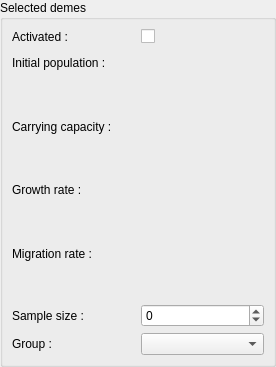
The window that gui/DemesParamWidget.ui (TheFakeCake/SELECTOR-GUI) describes before a commit, drawn with Qt 5.
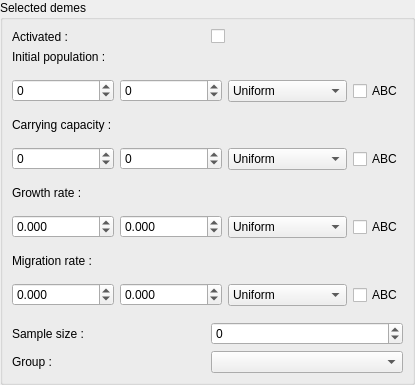
The same window after the commit. The open tabs and pages were chosen to show the change. Custom widgets are drawn as their Qt base class.

Commit message:
Refactor ABCInterval class and ABCIntervalIntWidget class. Add VaryingABCIntervalIntWidget class but it's not integrated yet. Partial refactoring of DemesParamWidget (only for the Initial pop. param). Remove status bar from main window.
TODO : Integrate VaryingABVIntervalIntWidget. Do the same refactoring for the ABCIntervalDoubleWidget.

The edit to the form file:
```diff
--- a/gui/DemesParamWidget.ui
+++ b/gui/DemesParamWidget.ui
@@ -6,8 +6,8 @@
    <rect>
     <x>0</x>
     <y>0</y>
-    <width>276</width>
-    <height>367</height>
+    <width>415</width>
+    <height>385</height>
    </rect>
   </property>
   <property name="windowTitle">
@@ -38,6 +38,130 @@
       <string>Selected demes</string>
      </property>
      <layout class="QGridLayout" name="gridLayout">
+      <item row="8" column="0" colspan="2">
+       <layout class="QHBoxLayout" name="horizontalLayout_3">
+        <item>
+         <widget class="QStackedWidget" name="growthRateStackedWidget">
+          <property name="currentIndex">
+           <number>0</number>
+          </property>
+          <widget class="QWidget" name="singleValuePage_3">
+           <layout class="QHBoxLayout" name="horizontalLayout_4">
+            <property name="leftMargin">
+             <number>0</number>
+            </property>
+            <property name="topMargin">
+             <number>0</number>
+            </property>
+            <property name="rightMargin">
+             <number>0</number>
+            </property>
+            <property name="bottomMargin">
+             <number>0</number>
+            </property>
+            <item>
+             <widget class="QDoubleSpinBox" name="growthRateSingleValue">
+              <property name="specialValueText">
+               <string>Varying</string>
+              </property>
+              <property name="decimals">
+               <number>3</number>
+              </property>
+              <property name="minimum">
+               <double>-0.001000000000000</double>
+              </property>
+              <property name="singleStep">
+               <double>0.050000000000000</double>
+              </property>
+             </widget>
+            </item>
+           </layout>
+          </widget>
+          <widget class="QWidget" name="intervalPage_3">
+           <layout class="QHBoxLayout" name="horizontalLayout_7">
+            <property name="leftMargin">
+             <number>0</number>
+            </property>
+            <property name="topMargin">
+             <number>0</number>
+            </property>
+            <property name="rightMargin">
+             <number>0</number>
+            </property>
+            <property name="bottomMargin">
+             <number>0</number>
+            </property>
+            <item>
+             <widget class="QDoubleSpinBox" name="growthRateMinValue">
+              <property name="specialValueText">
+               <string>Varying</string>
+              </property>
+              <property name="decimals">
+               <number>3</number>
+              </property>
+              <property name="minimum">
+               <double>-0.001000000000000</double>
+              </property>
+              <property name="singleStep">
+               <double>0.050000000000000</double>
+              </property>
+             </widget>
+            </item>
+            <item>
+             <widget class="QDoubleSpinBox" name="growthRateMaxValue">
+              <property name="specialValueText">
+               <string>Varying</string>
+              </property>
+              <property name="decimals">
+               <number>3</number>
+              </property>
+              <property name="minimum">
+               <double>-0.001000000000000</double>
+              </property>
+              <property name="singleStep">
+               <double>0.050000000000000</double>
+              </property>
+             </widget>
+            </item>
+            <item>
+             <widget class="QComboBox" name="growthRateDistribution">
+              <item>
+               <property name="text">
+                <string>Uniform</string>
+               </property>
+              </item>
+              <item>
+               <property name="text">
+                <string>Log uniform</string>
+               </property>
+              </item>
+              <item>
+               <property name="text">
+                <string>Uniform discrete</string>
+               </property>
+              </item>
+             </widget>
+            </item>
+           </layout>
+          </widget>
+         </widget>
+        </item>
+        <item>
+         <widget class="QCheckBox" name="growthRateCheckbox">
+          <property name="text">
+           <string>ABC</string>
+          </property>
+         </widget>
+        </item>
+       </layout>
+      </item>
+      <item row="9" column="0">
+       <widget class="QLabel" name="migrationRateLabel">
+        <property name="text">
+         <string>Migration rate :</string>
+        </property>
+       </widget>
+      </item>
       <item row="0" column="0">
        <widget class="QLabel" name="activatedLabel">
         <property name="text">
@@ -45,27 +169,6 @@
         </property>
        </widget>
       </item>
-      <item row="3" column="0">
-       <widget class="QLabel" name="carryingCapacityLabel">
-        <property name="text">
-         <string>Carrying capacity :</string>
-        </property>
-       </widget>
-      </item>
-      <item row="5" column="0">
-       <widget class="QLabel" name="growthRateLabel">
-        <property name="text">
-         <string>Growth rate :</string>
-        </property>
-       </widget>
-      </item>
-      <item row="10" column="0">
-       <widget class="QLabel" name="groupLabel">
-        <property name="text">
-         <string>Group :</string>
-        </property>
-       </widget>
-      </item>
       <item row="0" column="1">
        <widget class="QCheckBox" name="activatedCheckBox">
         <property name="tristate">
@@ -74,19 +177,222 @@
        </widget>
       </item>
       <item row="4" column="0" colspan="2">
-       <widget class="ABCIntervalIntWidget" name="carryingCapacityABC" native="true"/>
+       <layout class="QHBoxLayout" name="horizontalLayout">
+        <item>
+         <widget class="QStackedWidget" name="initialPopulationStackedWidget">
+          <property name="currentIndex">
+           <number>1</number>
+          </property>
+          <widget class="QWidget" name="singleValuePage">
+           <layout class="QHBoxLayout" name="horizontalLayout_5">
+            <property name="leftMargin">
+             <number>0</number>
+            </property>
+            <property name="topMargin">
+             <number>0</number>
+            </property>
+            <property name="rightMargin">
+             <number>0</number>
+            </property>
+            <property name="bottomMargin">
+             <number>0</number>
+            </property>
+            <item>
+             <widget class="QSpinBox" name="initialPopulationSingleValue">
+              <property name="specialValueText">
+               <string>Varying</string>
+              </property>
+              <property name="minimum">
+               <number>-1</number>
+              </property>
+              <property name="maximum">
+               <number>999999999</number>
+              </property>
+             </widget>
+            </item>
+           </layout>
+          </widget>
+          <widget class="QWidget" name="intervalPage">
+           <layout class="QHBoxLayout" name="horizontalLayout_6">
+            <property name="leftMargin">
+             <number>0</number>
+            </property>
+            <property name="topMargin">
+             <number>0</number>
+            </property>
+            <property name="rightMargin">
+             <number>0</number>
+            </property>
+            <property name="bottomMargin">
+             <number>0</number>
+            </property>
+            <item>
+             <widget class="QSpinBox" name="initialPopulationMinValue">
+              <property name="specialValueText">
+               <string>Varying</string>
+              </property>
+              <property name="minimum">
+               <number>-1</number>
+              </property>
+              <property name="maximum">
+               <number>999999999</number>
+              </property>
+             </widget>
+            </item>
+            <item>
+             <widget class="QSpinBox" name="initialPopulationMaxValue">
+              <property name="specialValueText">
+               <string>Varying</string>
+              </property>
+              <property name="minimum">
+               <number>-1</number>
+              </property>
+              <property name="maximum">
+               <number>999999999</number>
+              </property>
+             </widget>
+            </item>
+            <item>
+             <widget class="QComboBox" name="initialPopulationDistribution">
+              <item>
+               <property name="text">
+                <string>Uniform</string>
+               </property>
+              </item>
+              <item>
+               <property name="text">
+                <string>Log uniform</string>
+               </property>
+              </item>
+              <item>
+               <property name="text">
+                <string>Uniform discrete</string>
+               </property>
+              </item>
+             </widget>
+            </item>
+           </layout>
+          </widget>
+         </widget>
+        </item>
+        <item>
+         <widget class="QCheckBox" name="initialPopulationCheckbox">
+          <property name="text">
+           <string>ABC</string>
+          </property>
+         </widget>
+        </item>
+       </layout>
       </item>
-      <item row="9" column="0">
-       <widget class="QLabel" name="sampleSizeLabel">
-        <property name="text">
-         <string>Sample size :</string>
-        </property>
-       </widget>
+      <item row="6" column="0" colspan="2">
+       <layout class="QHBoxLayout" name="horizontalLayout_2">
+        <item>
+         <widget class="QStackedWidget" name="carryingCapacityStackedWidget">
+          <property name="currentIndex">
+           <number>0</number>
+          </property>
+          <widget class="QWidget" name="singleValuePage_2">
+           <layout class="QHBoxLayout" name="horizontalLayout_8">
+            <property name="leftMargin">
+             <number>0</number>
+            </property>
+            <property name="topMargin">
+             <number>0</number>
+            </property>
+            <property name="rightMargin">
+             <number>0</number>
+            </property>
+            <property name="bottomMargin">
+             <number>0</number>
+            </property>
+            <item>
+             <widget class="QSpinBox" name="carryingCapacitySingleValue">
+              <property name="specialValueText">
+               <string>Varying</string>
+              </property>
+              <property name="minimum">
+               <number>-1</number>
+              </property>
+              <property name="maximum">
+               <number>999999999</number>
+              </property>
+             </widget>
+            </item>
+           </layout>
+          </widget>
+          <widget class="QWidget" name="intervalPage_2">
+           <layout class="QHBoxLayout" name="horizontalLayout_9">
+            <property name="leftMargin">
+             <number>0</number>
+            </property>
+            <property name="topMargin">
+             <number>0</number>
+            </property>
+            <property name="rightMargin">
+             <number>0</number>
+            </property>
+            <property name="bottomMargin">
+             <number>0</number>
+            </property>
+            <item>
+             <widget class="QSpinBox" name="carryingCapacityMinValue">
+              <property name="specialValueText">
+               <string>Varying</string>
+              </property>
+              <property name="minimum">
+               <number>-1</number>
+              </property>
+              <property name="maximum">
+               <number>999999999</number>
+              </property>
+             </widget>
+            </item>
+            <item>
+             <widget class="QSpinBox" name="carryingCapacityMaxValue">
+              <property name="specialValueText">
+               <string>Varying</string>
+              </property>
+              <property name="minimum">
+               <number>-1</number>
+              </property>
+              <property name="maximum">
+               <number>999999999</number>
+              </property>
+             </widget>
+            </item>
+            <item>
+             <widget class="QComboBox" name="carryingCapacityDistribution">
+              <item>
+               <property name="text">
+                <string>Uniform</string>
+               </property>
+              </item>
+              <item>
+               <property name="text">
+                <string>Log uniform</string>
+               </property>
+              </item>
+              <item>
+               <property name="text">
+                <string>Uniform discrete</string>
+               </property>
+              </item>
+             </widget>
+            </item>
+           </layout>
+          </widget>
+         </widget>
+        </item>
+        <item>
+         <widget class="QCheckBox" name="carryingCapacityCheckbox">
+          <property name="text">
+           <string>ABC</string>
+          </property>
+         </widget>
+        </item>
+       </layout>
       </item>
-      <item row="10" column="1">
-       <widget class="QComboBox" name="groupComboBox"/>
-      </item>
-      <item row="9" column="1">
+      <item row="11" column="1">
        <widget class="QSpinBox" name="sampleSizeSpinBox">
         <property name="specialValueText">
          <string>Varying</string>
@@ -102,18 +408,19 @@
         </property>
        </widget>
       </item>
-      <item row="7" column="0">
-       <widget class="QLabel" name="migrationRateLabel">
+      <item row="5" column="0">
+       <widget class="QLabel" name="carryingCapacityLabel">
         <property name="text">
-         <string>Migration rate :</string>
+         <string>Carrying capacity :</string>
         </property>
        </widget>
       </item>
-      <item row="6" column="0" colspan="2">
-       <widget class="ABCIntervalDoubleWidget" name="growthRateABC" native="true"/>
-      </item>
-      <item row="8" column="0" colspan="2">
-       <widget class="ABCIntervalDoubleWidget" name="migrationRateABC" native="true"/>
+      <item row="11" column="0">
+       <widget class="QLabel" name="sampleSizeLabel">
+        <property name="text">
+         <string>Sample size :</string>
+        </property>
+       </widget>
       </item>
       <item row="1" column="0">
        <widget class="QLabel" name="initialPopulationLabel">
@@ -122,28 +429,145 @@
         </property>
        </widget>
       </item>
-      <item row="2" column="0" colspan="2">
-       <widget class="ABCIntervalIntWidget" name="initialPopulationABC" native="true"/>
+      <item row="12" column="0">
+       <widget class="QLabel" name="groupLabel">
+        <property name="text">
+         <string>Group :</string>
+        </property>
+       </widget>
+      </item>
+      <item row="7" column="0">
+       <widget class="QLabel" name="growthRateLabel">
+        <property name="text">
+         <string>Growth rate :</string>
+        </property>
+       </widget>
+      </item>
+      <item row="12" column="1">
+       <widget class="QComboBox" name="groupComboBox"/>
+      </item>
+      <item row="10" column="0" colspan="2">
+       <layout class="QHBoxLayout" name="horizontalLayout_10">
+        <item>
+         <widget class="QStackedWidget" name="migrationRateStackedWidget">
+          <property name="currentIndex">
+           <number>0</number>
+          </property>
+          <widget class="QWidget" name="singleValuePage_4">
+           <layout class="QHBoxLayout" name="horizontalLayout_11">
+            <property name="leftMargin">
+             <number>0</number>
+            </property>
+            <property name="topMargin">
+             <number>0</number>
+            </property>
+            <property name="rightMargin">
+             <number>0</number>
+            </property>
+            <property name="bottomMargin">
+             <number>0</number>
+            </property>
+            <item>
+             <widget class="QDoubleSpinBox" name="migrationRateSingleValue">
+              <property name="specialValueText">
+               <string>Varying</string>
+              </property>
+              <property name="decimals">
+               <number>3</number>
+              </property>
+              <property name="minimum">
+               <double>-0.001000000000000</double>
+              </property>
+              <property name="singleStep">
+               <double>0.050000000000000</double>
+              </property>
+             </widget>
+            </item>
+           </layout>
+          </widget>
+          <widget class="QWidget" name="intervalPage_4">
+           <layout class="QHBoxLayout" name="horizontalLayout_12">
+            <property name="leftMargin">
+             <number>0</number>
+            </property>
+            <property name="topMargin">
+             <number>0</number>
+            </property>
+            <property name="rightMargin">
+             <number>0</number>
+            </property>
+            <property name="bottomMargin">
+             <number>0</number>
+            </property>
+            <item>
+             <widget class="QDoubleSpinBox" name="migrationRateMinValue">
+              <property name="specialValueText">
+               <string>Varying</string>
+              </property>
+              <property name="decimals">
+               <number>3</number>
+              </property>
+              <property name="minimum">
+               <double>-0.001000000000000</double>
+              </property>
+              <property name="singleStep">
+               <double>0.050000000000000</double>
+              </property>
+             </widget>
+            </item>
+            <item>
+             <widget class="QDoubleSpinBox" name="migrationRateMaxValue">
+              <property name="specialValueText">
+               <string>Varying</string>
+              </property>
+              <property name="decimals">
+               <number>3</number>
+              </property>
+              <property name="minimum">
+               <double>-0.001000000000000</double>
+              </property>
+              <property name="singleStep">
+               <double>0.050000000000000</double>
+              </property>
+             </widget>
+            </item>
+            <item>
+             <widget class="QComboBox" name="migrationRateDistribution">
+              <item>
+               <property name="text">
+                <string>Uniform</string>
+               </property>
+              </item>
+              <item>
+               <property name="text">
+                <string>Log uniform</string>
+               </property>
+              </item>
+              <item>
+               <property name="text">
+                <string>Uniform discrete</string>
+               </property>
+              </item>
+             </widget>
+            </item>
+           </layout>
+          </widget>
+         </widget>
+        </item>
+        <item>
+         <widget class="QCheckBox" name="migrationRateCheckbox">
+          <property name="text">
+           <string>ABC</string>
+          </property>
+         </widget>
+        </item>
+       </layout>
       </item>
      </layout>
     </widget>
    </item>
   </layout>
  </widget>
- <customwidgets>
-  <customwidget>
-   <class>ABCIntervalIntWidget</class>
-   <extends>QWidget</extends>
-   <header>gui/ABCIntervalIntWidget.h</header>
-   <container>1</container>
-  </customwidget>
-  <customwidget>
-   <class>ABCIntervalDoubleWidget</class>
-   <extends>QWidget</extends>
-   <header>gui/ABCIntervalDoubleWidget.h</header>
-   <container>1</container>
-  </customwidget>
- </customwidgets>
  <resources/>
  <connections/>
 </ui>
```
The commit also changes 12 other files.
